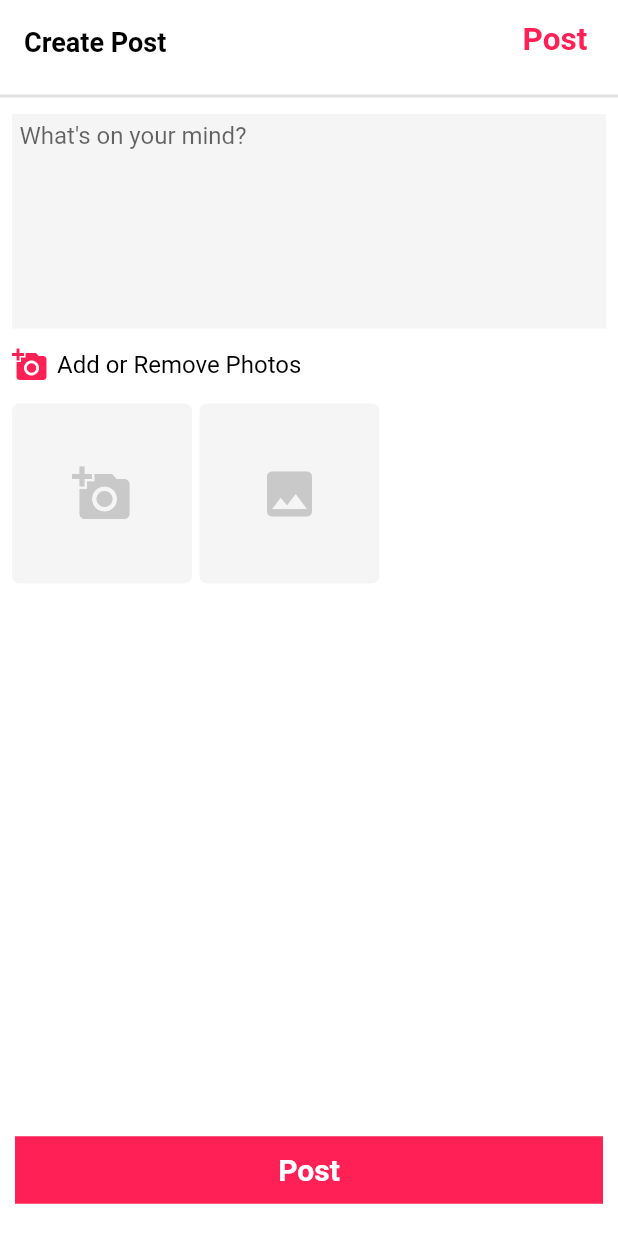
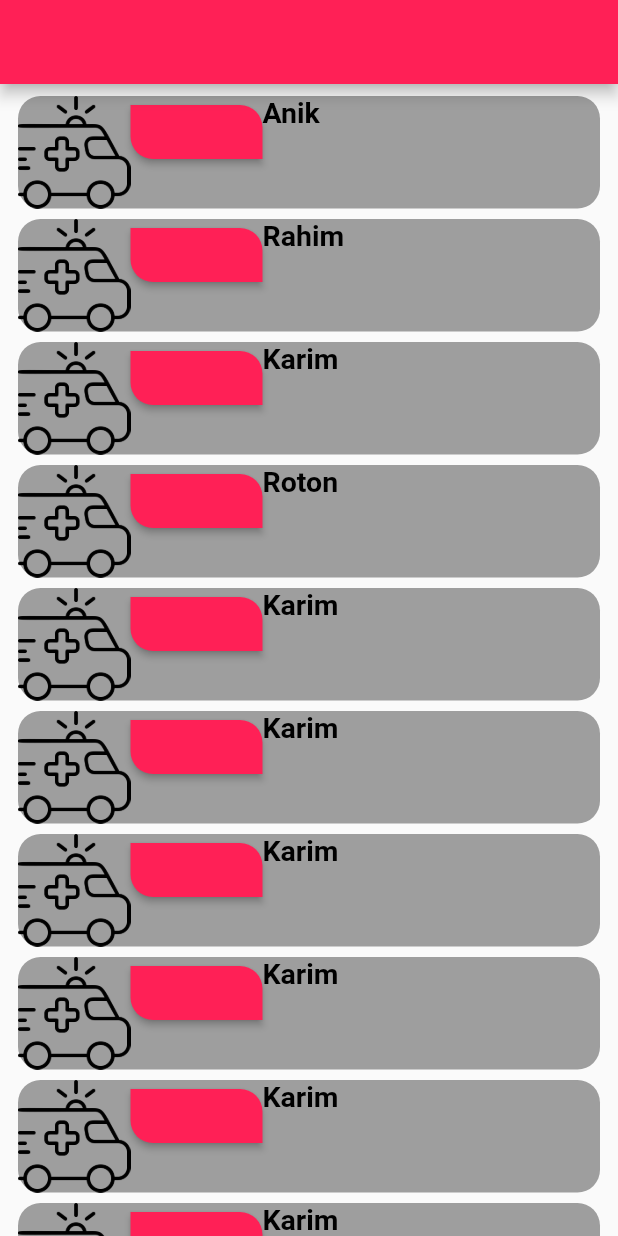
Before and after one commit to Utsa05/blood_din_app, a Flutter app: the screen it shows after launch, on a phone screen of 412 x 824 dp. Run offline on Flutter 3.47's test engine with Material 2 defaults, Android fonts, the light colour scheme and no system bars; our stand-ins replace firebase_core; accounts and stored records are empty.

Commit message:
project init

```diff
--- a/lib/app_start/app_start.dart
+++ b/lib/app_start/app_start.dart
@@ -1,6 +1,5 @@
 import 'package:blood_din/app_cons/app_colors.dart';
-import 'package:blood_din/features/presentation/pages/create_post_page/create_post_page.dart';
-import 'package:blood_din/features/presentation/pages/home_page/home_page.dart';
+import 'package:blood_din/features/presentation/pages/ambulances_page/ambulances_page.dart';
 import 'package:flutter/material.dart';
 
 class AppStart extends StatelessWidget {
@@ -16,7 +15,7 @@ class AppStart extends StatelessWidget {
           )),
       debugShowCheckedModeBanner: false,
       title: 'Blood Din',
-      home: const CreatePostPage(),
+      home: const AmbulancesPage(),
     );
   }
 }
--- /dev/null
+++ b/lib/core/static_ambulance_list.dart
@@ -0,0 +1,74 @@
+import 'package:blood_din/features/data/models/ambulance_model.dart';
+
+List<AmbulanceModel> staticAmbulanceList = [
+  AmbulanceModel(
+      ambulanceId: 1,
+      driverName: 'Anik',
+      phoneNo: '01888223322',
+      divistion: 'Dhaka',
+      district: 'Narsingdi',
+      thana: 'Belabo'),
+  AmbulanceModel(
+      ambulanceId: 2,
+      driverName: 'Rahim',
+      phoneNo: '01788223322',
+      divistion: 'Dhaka',
+      district: 'Narsingdi',
+      thana: 'Raipura'),
+  AmbulanceModel(
+      ambulanceId: 3,
+      driverName: 'Karim',
+      phoneNo: '01988223322',
+      divistion: 'Dhaka',
+      district: 'Shylet',
+      thana: 'Mulobi Bazer'),
+  AmbulanceModel(
+      ambulanceId: 4,
+      driverName: 'Roton',
+      phoneNo: '01688223322',
+      divistion: 'Barisal',
+      district: 'Barisal',
+      thana: 'Barisal Sader'),
+  AmbulanceModel(
+      ambulanceId: 5,
+      driverName: 'Karim',
+      phoneNo: '01988223322',
+      divistion: 'Dhaka',
+      district: 'Shylet',
+      thana: 'Mulobi Bazer'),
+  AmbulanceModel(
+      ambulanceId: 6,
+      driverName: 'Karim',
+      phoneNo: '01988223322',
+      divistion: 'Dhaka',
+      district: 'Shylet',
+      thana: 'Mulobi Bazer'),
+  AmbulanceModel(
+      ambulanceId: 7,
+      driverName: 'Karim',
+      phoneNo: '01988223322',
+      divistion: 'Dhaka',
+      district: 'Shylet',
+      thana: 'Mulobi Bazer'),
+  AmbulanceModel(
+      ambulanceId: 8,
+      driverName: 'Karim',
+      phoneNo: '01988223322',
+      divistion: 'Dhaka',
+      district: 'Shylet',
+      thana: 'Mulobi Bazer'),
+  AmbulanceModel(
+      ambulanceId: 9,
+      driverName: 'Karim',
+      phoneNo: '01988223322',
+      divistion: 'Dhaka',
+      district: 'Shylet',
+      thana: 'Mulobi Bazer'),
+  AmbulanceModel(
+      ambulanceId: 10,
+      driverName: 'Karim',
+      phoneNo: '01988223322',
+      divistion: 'Dhaka',
+      district: 'Shylet',
+      thana: 'Mulobi Bazer'),
+];
--- a/lib/features/data/models/ambulance_model.dart
+++ b/lib/features/data/models/ambulance_model.dart
@@ -0,0 +1,46 @@
+// To parse this JSON data, do
+//
+//     final ambulanceModel = ambulanceModelFromJson(jsonString);
+
+import 'dart:convert';
+
+AmbulanceModel ambulanceModelFromJson(String str) =>
+    AmbulanceModel.fromJson(json.decode(str));
+
+String ambulanceModelToJson(AmbulanceModel data) => json.encode(data.toJson());
+
+class AmbulanceModel {
+  AmbulanceModel({
+    this.driverName,
+    this.phoneNo,
+    this.ambulanceId,
+    this.divistion,
+    this.district,
+    this.thana,
+  });
+
+  String? driverName;
+  String? phoneNo;
+  int? ambulanceId;
+  String? divistion;
+  String? district;
+  String? thana;
+
+  factory AmbulanceModel.fromJson(Map<String, dynamic> json) => AmbulanceModel(
+        driverName: json["driverName"],
+        phoneNo: json["phoneNo"],
+        ambulanceId: json["ambulanceId"],
+        divistion: json["divistion"],
+        district: json["district"],
+        thana: json["thana"],
+      );
+
+  Map<String, dynamic> toJson() => {
+        "driverName": driverName,
+        "phoneNo": phoneNo,
+        "ambulanceId": ambulanceId,
+        "divistion": divistion,
+        "district": district,
+        "thana": thana,
+      };
+}
--- /dev/null
+++ b/lib/features/presentation/pages/ambulances_page/ambulances_page.dart
@@ -0,0 +1,75 @@
+import 'package:blood_din/app_cons/app_colors.dart';
+import 'package:blood_din/core/static_ambulance_list.dart';
+import 'package:blood_din/features/presentation/widgets/button_widget.dart';
+import 'package:blood_din/features/presentation/widgets/text_widget.dart';
+import 'package:flutter/material.dart';
+
+class AmbulancesPage extends StatelessWidget {
+  const AmbulancesPage({Key? key}) : super(key: key);
+
+  @override
+  Widget build(BuildContext context) {
+    return Scaffold(
+      appBar: AppBar(),
+      body: SingleChildScrollView(
+        child: Padding(
+          padding:
+              const EdgeInsets.symmetric(horizontal: 12.0).copyWith(top: 8.0),
+          child: Column(
+            children: List.generate(
+                staticAmbulanceList.length,
+                (index) => Container(
+                      //   padding: const EdgeInsets.symmetric(vertical: 5.0),
+                      decoration: BoxDecoration(
+                          color: AppColor.greyColor,
+                          borderRadius: BorderRadius.circular(15.0)),
+                      margin: const EdgeInsets.only(bottom: 7.0),
+                      width: MediaQuery.of(context).size.width,
+                      child: Column(
+                        crossAxisAlignment: CrossAxisAlignment.start,
+                        children: [
+                          Row(
+                            crossAxisAlignment: CrossAxisAlignment.start,
+                            children: [
+                              Container(
+                                height: 75.0,
+                                width: 75.0,
+                                decoration: const BoxDecoration(
+                                    image: DecorationImage(
+                                        image: AssetImage(
+                                            'assets/images/ambulance_half.png'))),
+                              ),
+                              MaterialButton(
+                                padding: const EdgeInsets.all(0.0),
+                                onPressed: () {},
+                                color: AppColor.primaryColor,
+                                shape: const RoundedRectangleBorder(
+                                    borderRadius: BorderRadius.only(
+                                        topRight: Radius.circular(15.0),
+                                        bottomLeft: Radius.circular(15.0))),
+                              ),
+                              Expanded(
+                                child: Row(
+                                  mainAxisAlignment:
+                                      MainAxisAlignment.spaceBetween,
+                                  children: [
+                                    TextWidget(
+                                      title:
+                                          staticAmbulanceList[index].driverName,
+                                      size: 19.0,
+                                      weight: FontWeight.bold,
+                                    ),
+                                  ],
+                                ),
+                              )
+                            ],
+                          )
+                        ],
+                      ),
+                    )),
+          ),
+        ),
+      ),
+    );
+  }
+}
```
Also changed, not shown: assets/images/ambulance_full.png (added), assets/images/ambulance_half.png (added).
